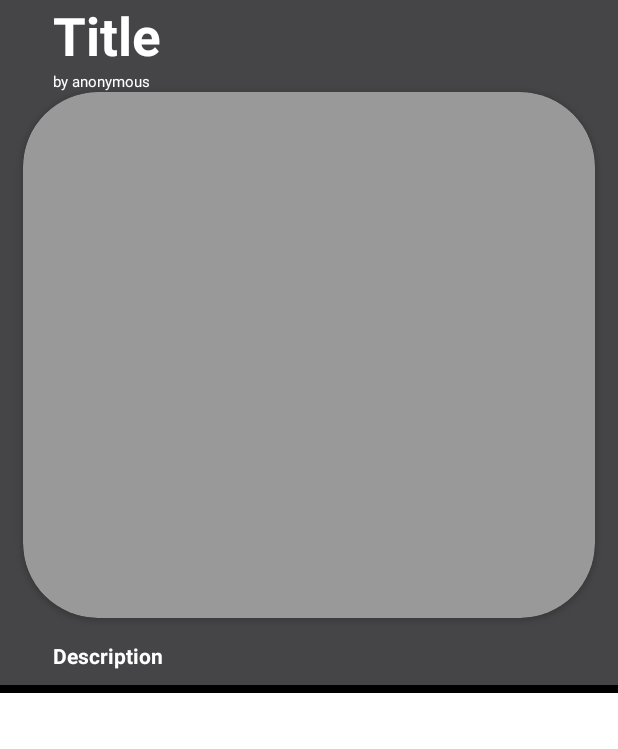
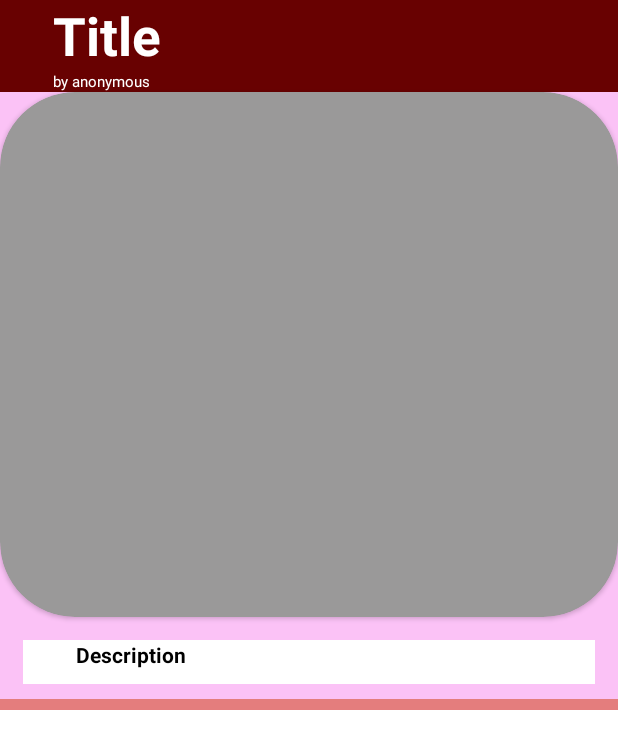
Before and after one commit to SlaydeSequeira/CollegeSocialMediaApp, an Android app: the layout recycler_add.xml on its own in the app's theme, with its tools: preview values and no code run, on a phone screen of 412 x 824 dp. Shown: the top 749 px of the screen. Run offline under Robolectric (Android 15) with nearby library versions, the phone set to English and light mode, and no system bars.

Commit message:
version 6

```diff
--- a/app/src/main/res/layout/recycler_add.xml
+++ b/app/src/main/res/layout/recycler_add.xml
@@ -4,7 +4,7 @@
     android:layout_height="wrap_content"
     xmlns:app="http://schemas.android.com/apk/res-auto"
     app:cardCornerRadius="20dp"
-    android:background="#454547"
+    android:background="#FBC2F6"
     android:outlineAmbientShadowColor="#9a9999"
     >
 
@@ -15,11 +15,17 @@
         >
         <LinearLayout
             android:layout_width="match_parent"
-            android:layout_height="5dp"
-            android:layout_below="@+id/description"
-            android:background="@color/black"
+            android:layout_height="7dp"
+            android:layout_below="@+id/rela"
+            android:background="#E47D7D"
             > </LinearLayout>
 
+<RelativeLayout
+    android:layout_width="match_parent"
+    android:layout_height="wrap_content"
+    android:id="@+id/rel"
+    android:background="#680101"
+    >
 
         <TextView
             android:id="@+id/textinrecycler"
@@ -41,28 +47,39 @@
             android:textSize="10dp"
             android:text="by anonymous"
             android:textColor="@color/white" />
+</RelativeLayout>
+
+        <RelativeLayout
+            android:layout_width="match_parent"
+            android:layout_height="wrap_content"
+            android:layout_below="@+id/cardView"
+            android:id="@+id/rela"
+            android:layout_marginStart="15dp"
+            android:layout_marginTop="15dp"
+            android:layout_marginEnd="15dp"
+            android:layout_marginBottom="10dp"
+            android:background="@color/white">
+
             <TextView
                 android:id="@+id/description"
                 android:layout_width="wrap_content"
                 android:layout_height="wrap_content"
-            android:layout_below="@+id/cardView"
                 android:layout_marginLeft="35dp"
                 android:layout_marginRight="35dp"
                 android:layout_marginBottom="10dp"
                 android:text="Description"
-            android:textColor="@color/white"
+                android:textColor="@color/black"
                 android:textStyle="bold" />
+        </RelativeLayout>
 
     <androidx.cardview.widget.CardView
         android:layout_width="match_parent"
-        android:layout_height="wrap_content"
-        android:layout_below="@+id/author"
+        android:layout_height="350dp"
+        android:layout_below="@+id/rel"
         android:id="@+id/cardView"
-        app:cardBackgroundColor="#9a9999"
+        app:cardBackgroundColor="#9A9999"
         app:cardCornerRadius="50dp"
-        android:layout_marginLeft="15dp"
-        android:layout_marginRight="15dp"
-        android:layout_marginBottom="15dp"
+
         android:elevation="10dp"
         android:outlineAmbientShadowColor="@color/black"
 >
@@ -74,8 +91,8 @@
 
         <ImageView
             android:id="@+id/imageinrecycler"
-            android:layout_width="300dp"
-            android:layout_height="300dp"
+            android:layout_width="match_parent"
+            android:layout_height="match_parent"
             android:layout_alignParentStart="true"
             android:layout_alignParentEnd="true"
             android:layout_marginStart="25dp"
```
Lines whose indentation alone changed are shown as unchanged.
